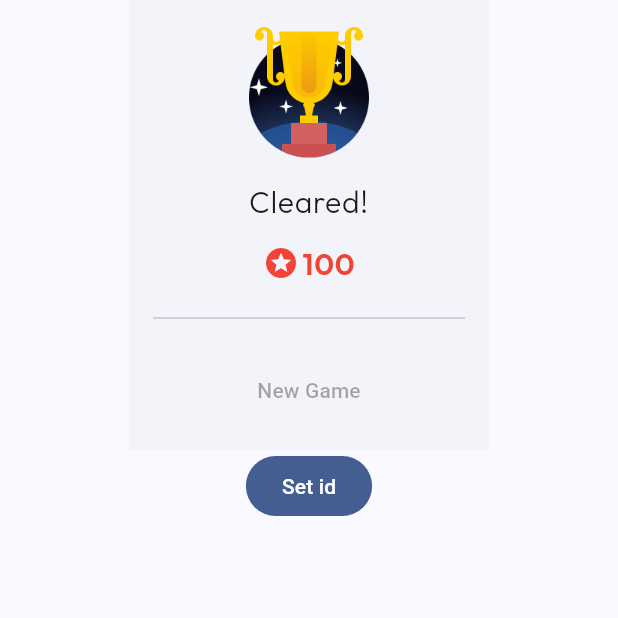
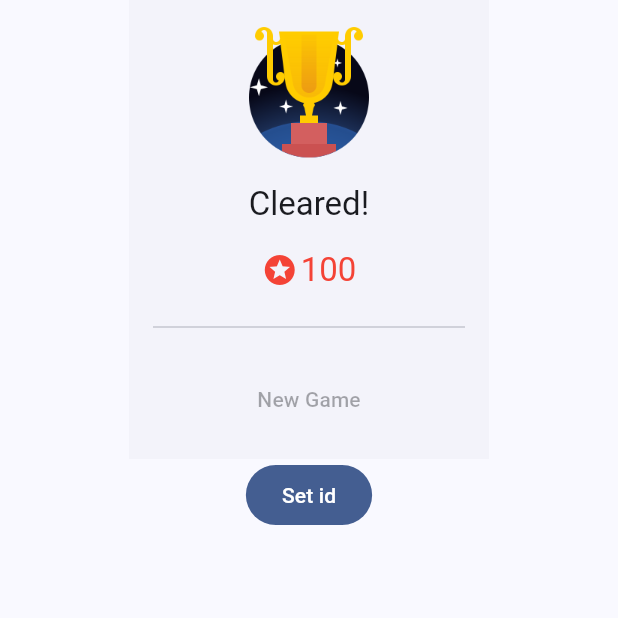
Before and after one commit to mimoguz/tripeaks_neue, a Flutter app: the TestPage screen opened directly, on a phone screen of 412 x 824 dp, the top half of it. Run offline on Flutter 3.47's test engine with Material 3 defaults, Android fonts, the phone set to English and light mode, and no system bars; our stand-ins replace flutter_mobx, mobx; generated files the repository leaves out were written again; statements that could not run were skipped; project files that could hold a hidden picture were left out.

Commit message:
UI edits

```diff
--- a/lib/main.dart
+++ b/lib/main.dart
@@ -40,20 +40,10 @@ class MainApp extends StatelessWidget {
     );
   }
 
-  static const _defaultTextTheme = TextTheme(
-    titleLarge: TextStyle(
-      fontFamily: "Outfit",
-      fontSize: 20,
-      fontVariations: [FontVariation("wght", 300)],
-      letterSpacing: 0.5,
-    ),
-  );
-
   static final _tooltipTheme = TooltipThemeData(waitDuration: Durations.long4, preferBelow: false);
 
   static final _defaultLight = ThemeData(
     useMaterial3: true,
-    textTheme: _defaultTextTheme,
     tooltipTheme: _tooltipTheme,
     pageTransitionsTheme: PageTransitionsTheme(
       builders: Map<TargetPlatform, PageTransitionsBuilder>.fromIterable(
@@ -70,7 +60,6 @@ class MainApp extends StatelessWidget {
 
   static final _defaultDark = ThemeData(
     useMaterial3: true,
-    textTheme: _defaultTextTheme,
     brightness: Brightness.dark,
     tooltipTheme: _tooltipTheme,
     pageTransitionsTheme: PageTransitionsTheme(
--- a/lib/widgets/constants.dart
+++ b/lib/widgets/constants.dart
@@ -7,7 +7,7 @@ const double cellPadding = 4.0;
 const double pagePadding = 24.0;
 const double stockShift = 30.0;
 const double buttonSize = 96.0;
-const double maxRealButtonSize = 56.0;
+const double maxRealButtonSize = 52.0;
 const double iconScaleThreshold = 0.333;
 const double activeRankSize = 32.0;
 const double activeSuitSize = 32.0;
```
Also changed, not shown: lib/pages/statistics_page/statistics_page.dart (+5 -33 lines), lib/widgets/drawer.dart (+11 -4 lines), drawing.svg, fonts/Peaks-Neue.ttf.
